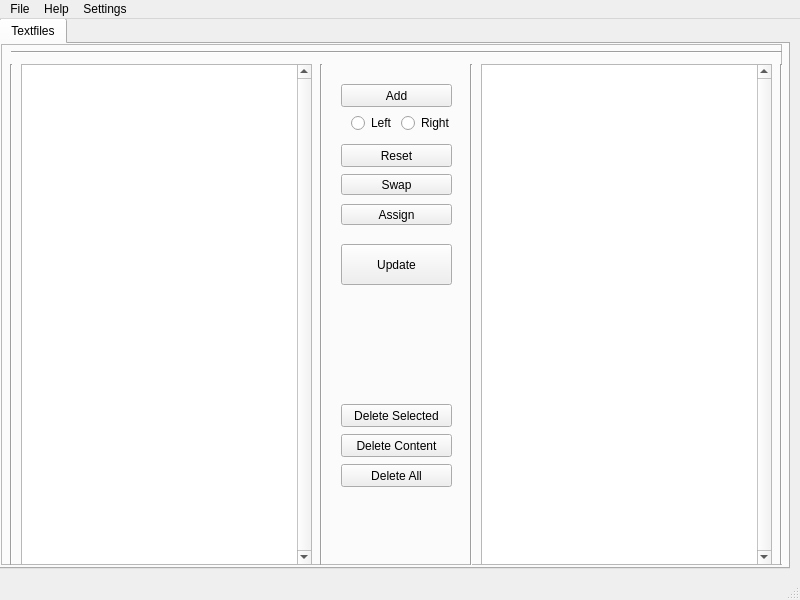
Before: the Qt Designer form resources/uis/main.ui in witheria/StreamHelper.py, drawn with Qt 5.
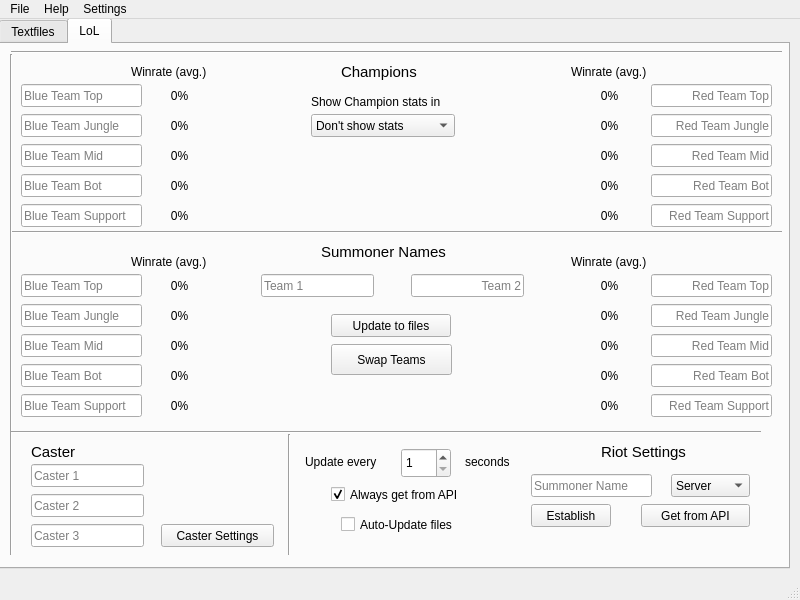
After: the same form once the commit is applied. Icons and pictures are not drawn.

```diff
--- a/resources/uis/main.ui
+++ b/resources/uis/main.ui
@@ -57,7 +57,7 @@
         <string>LoL Overlay</string>
        </property>
        <property name="currentIndex">
-        <number>0</number>
+        <number>1</number>
        </property>
        <property name="documentMode">
         <bool>false</bool>
@@ -401,6 +401,1105 @@
          <zorder>addright</zorder>
         </widget>
        </widget>
+       <widget class="QWidget" name="tab_2">
+        <attribute name="title">
+         <string>LoL</string>
+        </attribute>
+        <widget class="QLineEdit" name="Caster3_2">
+         <property name="geometry">
+          <rect>
+           <x>530</x>
+           <y>430</y>
+           <width>121</width>
+           <height>23</height>
+          </rect>
+         </property>
+         <property name="placeholderText">
+          <string>Summoner Name</string>
+         </property>
+        </widget>
+        <widget class="QLineEdit" name="RedBot_2">
+         <property name="geometry">
+          <rect>
+           <x>650</x>
+           <y>130</y>
+           <width>121</width>
+           <height>23</height>
+          </rect>
+         </property>
+         <property name="alignment">
+          <set>Qt::AlignRight|Qt::AlignTrailing|Qt::AlignVCenter</set>
+         </property>
+         <property name="placeholderText">
+          <string>Red Team Bot</string>
+         </property>
+        </widget>
+        <widget class="QLineEdit" name="BlueTop">
+         <property name="geometry">
+          <rect>
+           <x>20</x>
+           <y>230</y>
+           <width>121</width>
+           <height>23</height>
+          </rect>
+         </property>
+         <property name="placeholderText">
+          <string>Blue Team Top</string>
+         </property>
+        </widget>
+        <widget class="QLineEdit" name="RedTop">
+         <property name="geometry">
+          <rect>
+           <x>650</x>
+           <y>230</y>
+           <width>121</width>
+           <height>23</height>
+          </rect>
+         </property>
+         <property name="alignment">
+          <set>Qt::AlignRight|Qt::AlignTrailing|Qt::AlignVCenter</set>
+         </property>
+         <property name="placeholderText">
+          <string>Red Team Top</string>
+         </property>
+        </widget>
+        <widget class="QLabel" name="Area_1">
+         <property name="geometry">
+          <rect>
+           <x>340</x>
+           <y>20</y>
+           <width>101</width>
+           <height>16</height>
+          </rect>
+         </property>
+         <property name="font">
+          <font>
+           <pointsize>11</pointsize>
+          </font>
+         </property>
+         <property name="text">
+          <string>Champions</string>
+         </property>
+        </widget>
+        <widget class="QCheckBox" name="APIAuto">
+         <property name="geometry">
+          <rect>
+           <x>330</x>
+           <y>440</y>
+           <width>151</width>
+           <height>21</height>
+          </rect>
+         </property>
+         <property name="text">
+          <string>Always get from API</string>
+         </property>
+         <property name="checked">
+          <bool>true</bool>
+         </property>
+        </widget>
+        <widget class="Line" name="line_horEdge">
+         <property name="geometry">
+          <rect>
+           <x>10</x>
+           <y>0</y>
+           <width>771</width>
+           <height>16</height>
+          </rect>
+         </property>
+         <property name="orientation">
+          <enum>Qt::Horizontal</enum>
+         </property>
+        </widget>
+        <widget class="QComboBox" name="statsSelect">
+         <property name="geometry">
+          <rect>
+           <x>310</x>
+           <y>70</y>
+           <width>144</width>
+           <height>23</height>
+          </rect>
+         </property>
+         <item>
+          <property name="text">
+           <string>Don't show stats</string>
+          </property>
+         </item>
+         <item>
+          <property name="text">
+           <string>Extra file</string>
+          </property>
+         </item>
+         <item>
+          <property name="text">
+           <string>Same file - After Champion</string>
+          </property>
+         </item>
+         <item>
+          <property name="text">
+           <string>Same file - Before Champion</string>
+          </property>
+         </item>
+        </widget>
+        <widget class="QLineEdit" name="RedSup_2">
+         <property name="geometry">
+          <rect>
+           <x>650</x>
+           <y>160</y>
+           <width>121</width>
+           <height>23</height>
+          </rect>
+         </property>
+         <property name="alignment">
+          <set>Qt::AlignRight|Qt::AlignTrailing|Qt::AlignVCenter</set>
+         </property>
+         <property name="placeholderText">
+          <string>Red Team Support</string>
+         </property>
+        </widget>
+        <widget class="QLineEdit" name="Caster3">
+         <property name="geometry">
+          <rect>
+           <x>30</x>
+           <y>480</y>
+           <width>113</width>
+           <height>23</height>
+          </rect>
+         </property>
+         <property name="placeholderText">
+          <string>Caster 3</string>
+         </property>
+        </widget>
+        <widget class="QLineEdit" name="BlueJgl_2">
+         <property name="geometry">
+          <rect>
+           <x>20</x>
+           <y>70</y>
+           <width>121</width>
+           <height>23</height>
+          </rect>
+         </property>
+         <property name="placeholderText">
+          <string>Blue Team Jungle</string>
+         </property>
+        </widget>
+        <widget class="QLineEdit" name="Caster2">
+         <property name="geometry">
+          <rect>
+           <x>30</x>
+           <y>450</y>
+           <width>113</width>
+           <height>23</height>
+          </rect>
+         </property>
+         <property name="placeholderText">
+          <string>Caster 2</string>
+         </property>
+        </widget>
+        <widget class="QLineEdit" name="RedJgl">
+         <property name="geometry">
+          <rect>
+           <x>650</x>
+           <y>260</y>
+           <width>121</width>
+           <height>23</height>
+          </rect>
+         </property>
+         <property name="alignment">
+          <set>Qt::AlignRight|Qt::AlignTrailing|Qt::AlignVCenter</set>
+         </property>
+         <property name="placeholderText">
+          <string>Red Team Jungle</string>
+         </property>
+        </widget>
+        <widget class="QLabel" name="Area_2">
+         <property name="geometry">
+          <rect>
+           <x>320</x>
+           <y>200</y>
+           <width>161</width>
+           <height>16</height>
+          </rect>
+         </property>
+         <property name="font">
+          <font>
+           <pointsize>11</pointsize>
+           <weight>50</weight>
+           <bold>false</bold>
+          </font>
+         </property>
+         <property name="text">
+          <string>Summoner Names</string>
+         </property>
+        </widget>
+        <widget class="QCheckBox" name="UpdateAuto">
+         <property name="geometry">
+          <rect>
+           <x>340</x>
+           <y>470</y>
+           <width>141</width>
+           <height>21</height>
+          </rect>
+         </property>
+         <property name="text">
+          <string>Auto-Update files</string>
+         </property>
+        </widget>
+        <widget class="QLineEdit" name="BlueSup_2">
+         <property name="geometry">
+          <rect>
+           <x>20</x>
+           <y>160</y>
+           <width>121</width>
+           <height>23</height>
+          </rect>
+         </property>
+         <property name="placeholderText">
+          <string>Blue Team Support</string>
+         </property>
+        </widget>
+        <widget class="QLineEdit" name="RedBot">
+         <property name="geometry">
+          <rect>
+           <x>650</x>
+           <y>320</y>
+           <width>121</width>
+           <height>23</height>
+          </rect>
+         </property>
+         <property name="alignment">
+          <set>Qt::AlignRight|Qt::AlignTrailing|Qt::AlignVCenter</set>
+         </property>
+         <property name="placeholderText">
+          <string>Red Team Bot</string>
+         </property>
+        </widget>
+        <widget class="QLineEdit" name="Caster1">
+         <property name="geometry">
+          <rect>
+           <x>30</x>
+           <y>420</y>
+           <width>113</width>
+           <height>23</height>
+          </rect>
+         </property>
+         <property name="placeholderText">
+          <string>Caster 1</string>
+         </property>
+        </widget>
+        <widget class="QComboBox" name="ServerSelect">
+         <property name="geometry">
+          <rect>
+           <x>670</x>
+           <y>430</y>
+           <width>79</width>
+           <height>23</height>
+          </rect>
+         </property>
+         <item>
+          <property name="text">
+           <string>Server</string>
+          </property>
+         </item>
+         <item>
+          <property name="text">
+           <string>EUW</string>
+          </property>
+         </item>
+         <item>
+          <property name="text">
+           <string>EUNE</string>
+          </property>
+         </item>
+         <item>
+          <property name="text">
+           <string>NA</string>
+          </property>
+         </item>
+        </widget>
+        <widget class="Line" name="line_horTeams">
+         <property name="geometry">
+          <rect>
+           <x>10</x>
+           <y>180</y>
+           <width>771</width>
+           <height>16</height>
+          </rect>
+         </property>
+         <property name="orientation">
+          <enum>Qt::Horizontal</enum>
+         </property>
+        </widget>
+        <widget class="QLineEdit" name="RedTop_2">
+         <property name="geometry">
+          <rect>
+           <x>650</x>
+           <y>40</y>
+           <width>121</width>
+           <height>23</height>
+          </rect>
+         </property>
+         <property name="alignment">
+          <set>Qt::AlignRight|Qt::AlignTrailing|Qt::AlignVCenter</set>
+         </property>
+         <property name="placeholderText">
+          <string>Red Team Top</string>
+         </property>
+        </widget>
+        <widget class="QLineEdit" name="RedJgl_2">
+         <property name="geometry">
+          <rect>
+           <x>650</x>
+           <y>70</y>
+           <width>121</width>
+           <height>23</height>
+          </rect>
+         </property>
+         <property name="alignment">
+          <set>Qt::AlignRight|Qt::AlignTrailing|Qt::AlignVCenter</set>
+         </property>
+         <property name="placeholderText">
+          <string>Red Team Jungle</string>
+         </property>
+        </widget>
+        <widget class="QPushButton" name="pushButton">
+         <property name="geometry">
+          <rect>
+           <x>160</x>
+           <y>480</y>
+           <width>113</width>
+           <height>23</height>
+          </rect>
+         </property>
+         <property name="text">
+          <string>Caster Settings</string>
+         </property>
+        </widget>
+        <widget class="QLineEdit" name="BlueBot">
+         <property name="geometry">
+          <rect>
+           <x>20</x>
+           <y>320</y>
+           <width>121</width>
+           <height>23</height>
+          </rect>
+         </property>
+         <property name="placeholderText">
+          <string>Blue Team Bot</string>
+         </property>
+        </widget>
+        <widget class="QPushButton" name="GetAPI">
+         <property name="geometry">
+          <rect>
+           <x>640</x>
+           <y>460</y>
+           <width>109</width>
+           <height>23</height>
+          </rect>
+         </property>
+         <property name="text">
+          <string>Get from API</string>
+         </property>
+        </widget>
+        <widget class="Line" name="line_6">
+         <property name="geometry">
+          <rect>
+           <x>280</x>
+           <y>390</y>
+           <width>16</width>
+           <height>121</height>
+          </rect>
+         </property>
+         <property name="orientation">
+          <enum>Qt::Vertical</enum>
+         </property>
+        </widget>
+        <widget class="QLabel" name="Area_3">
+         <property name="geometry">
+          <rect>
+           <x>30</x>
+           <y>400</y>
+           <width>161</width>
+           <height>16</height>
+          </rect>
+         </property>
+         <property name="font">
+          <font>
+           <pointsize>11</pointsize>
+          </font>
+         </property>
+         <property name="text">
+          <string>Caster</string>
+         </property>
+        </widget>
+        <widget class="Line" name="line_vertEdge">
+         <property name="geometry">
+          <rect>
+           <x>0</x>
+           <y>10</y>
+           <width>21</width>
+           <height>501</height>
+          </rect>
+         </property>
+         <property name="orientation">
+          <enum>Qt::Vertical</enum>
+         </property>
+        </widget>
+        <widget class="QLabel" name="label">
+         <property name="geometry">
+          <rect>
+           <x>304</x>
+           <y>410</y>
+           <width>81</width>
+           <height>16</height>
+          </rect>
+         </property>
+         <property name="text">
+          <string>Update every</string>
+         </property>
+        </widget>
+        <widget class="QPushButton" name="updateLoL">
+         <property name="geometry">
+          <rect>
+           <x>330</x>
+           <y>270</y>
+           <width>120</width>
+           <height>23</height>
+          </rect>
+         </property>
+         <property name="text">
+          <string>Update to files</string>
+         </property>
+        </widget>
+        <widget class="QLineEdit" name="Team1">
+         <property name="geometry">
+          <rect>
+           <x>260</x>
+           <y>230</y>
+           <width>113</width>
+           <height>23</height>
+          </rect>
+         </property>
+         <property name="placeholderText">
+          <string>Team 1</string>
+         </property>
+        </widget>
+        <widget class="QLineEdit" name="BlueSup">
+         <property name="geometry">
+          <rect>
+           <x>20</x>
+           <y>350</y>
+           <width>121</width>
+           <height>23</height>
+          </rect>
+         </property>
+         <property name="placeholderText">
+          <string>Blue Team Support</string>
+         </property>
+        </widget>
+        <widget class="QLabel" name="label_3">
+         <property name="geometry">
+          <rect>
+           <x>310</x>
+           <y>50</y>
+           <width>161</width>
+           <height>16</height>
+          </rect>
+         </property>
+         <property name="text">
+          <string>Show Champion stats in</string>
+         </property>
+        </widget>
+        <widget class="QSpinBox" name="updateTime">
+         <property name="geometry">
+          <rect>
+           <x>400</x>
+           <y>404</y>
+           <width>50</width>
+           <height>30</height>
+          </rect>
+         </property>
+         <property name="minimum">
+          <number>1</number>
+         </property>
+         <property name="maximum">
+          <number>999</number>
+         </property>
+        </widget>
+        <widget class="QLineEdit" name="RedMid_2">
+         <property name="geometry">
+          <rect>
+           <x>650</x>
+           <y>100</y>
+           <width>121</width>
+           <height>23</height>
+          </rect>
+         </property>
+         <property name="alignment">
+          <set>Qt::AlignRight|Qt::AlignTrailing|Qt::AlignVCenter</set>
+         </property>
+         <property name="placeholderText">
+          <string>Red Team Mid</string>
+         </property>
+        </widget>
+        <widget class="QLineEdit" name="RedSup">
+         <property name="geometry">
+          <rect>
+           <x>650</x>
+           <y>350</y>
+           <width>121</width>
+           <height>23</height>
+          </rect>
+         </property>
+         <property name="alignment">
+          <set>Qt::AlignRight|Qt::AlignTrailing|Qt::AlignVCenter</set>
+         </property>
+         <property name="placeholderText">
+          <string>Red Team Support</string>
+         </property>
+        </widget>
+        <widget class="QLineEdit" name="BlueTop_2">
+         <property name="geometry">
+          <rect>
+           <x>20</x>
+           <y>40</y>
+           <width>121</width>
+           <height>23</height>
+          </rect>
+         </property>
+         <property name="placeholderText">
+          <string>Blue Team Top</string>
+         </property>
+        </widget>
+        <widget class="QLineEdit" name="BlueMid_2">
+         <property name="geometry">
+          <rect>
+           <x>20</x>
+           <y>100</y>
+           <width>121</width>
+           <height>23</height>
+          </rect>
+         </property>
+         <property name="placeholderText">
+          <string>Blue Team Mid</string>
+         </property>
+        </widget>
+        <widget class="QPushButton" name="pushButton_2">
+         <property name="geometry">
+          <rect>
+           <x>530</x>
+           <y>460</y>
+           <width>80</width>
+           <height>23</height>
+          </rect>
+         </property>
+         <property name="text">
+          <string>Establish</string>
+         </property>
+        </widget>
+        <widget class="QLineEdit" name="BlueBot_2">
+         <property name="geometry">
+          <rect>
+           <x>20</x>
+           <y>130</y>
+           <width>121</width>
+           <height>23</height>
+          </rect>
+         </property>
+         <property name="placeholderText">
+          <string>Blue Team Bot</string>
+         </property>
+        </widget>
+        <widget class="QLabel" name="Area_4">
+         <property name="geometry">
+          <rect>
+           <x>600</x>
+           <y>400</y>
+           <width>161</width>
+           <height>16</height>
+          </rect>
+         </property>
+         <property name="font">
+          <font>
+           <pointsize>11</pointsize>
+          </font>
+         </property>
+         <property name="text">
+          <string>Riot Settings </string>
+         </property>
+        </widget>
+        <widget class="QLineEdit" name="BlueMid">
+         <property name="geometry">
+          <rect>
+           <x>20</x>
+           <y>290</y>
+           <width>121</width>
+           <height>23</height>
+          </rect>
+         </property>
+         <property name="placeholderText">
+          <string>Blue Team Mid</string>
+         </property>
+        </widget>
+        <widget class="QLineEdit" name="Team2">
+         <property name="geometry">
+          <rect>
+           <x>410</x>
+           <y>230</y>
+           <width>113</width>
+           <height>23</height>
+          </rect>
+         </property>
+         <property name="layoutDirection">
+          <enum>Qt::RightToLeft</enum>
+         </property>
+         <property name="alignment">
+          <set>Qt::AlignRight|Qt::AlignTrailing|Qt::AlignVCenter</set>
+         </property>
+         <property name="placeholderText">
+          <string>Team 2</string>
+         </property>
+        </widget>
+        <widget class="Line" name="line_horCast">
+         <property name="geometry">
+          <rect>
+           <x>10</x>
+           <y>380</y>
+           <width>750</width>
+           <height>16</height>
+          </rect>
+         </property>
+         <property name="orientation">
+          <enum>Qt::Horizontal</enum>
+         </property>
+        </widget>
+        <widget class="QLineEdit" name="BlueJgl">
+         <property name="geometry">
+          <rect>
+           <x>20</x>
+           <y>260</y>
+           <width>121</width>
+           <height>23</height>
+          </rect>
+         </property>
+         <property name="placeholderText">
+          <string>Blue Team Jungle</string>
+         </property>
+        </widget>
+        <widget class="QLineEdit" name="RedMid">
+         <property name="geometry">
+          <rect>
+           <x>650</x>
+           <y>290</y>
+           <width>121</width>
+           <height>23</height>
+          </rect>
+         </property>
+         <property name="alignment">
+          <set>Qt::AlignRight|Qt::AlignTrailing|Qt::AlignVCenter</set>
+         </property>
+         <property name="placeholderText">
+          <string>Red Team Mid</string>
+         </property>
+        </widget>
+        <widget class="QLabel" name="label_2">
+         <property name="geometry">
+          <rect>
+           <x>464</x>
+           <y>410</y>
+           <width>57</width>
+           <height>15</height>
+          </rect>
+         </property>
+         <property name="text">
+          <string>seconds</string>
+         </property>
+        </widget>
+        <widget class="QLabel" name="label_4">
+         <property name="geometry">
+          <rect>
+           <x>130</x>
+           <y>20</y>
+           <width>91</width>
+           <height>16</height>
+          </rect>
+         </property>
+         <property name="text">
+          <string>Winrate (avg.)</string>
+         </property>
+        </widget>
+        <widget class="QLabel" name="label_5">
+         <property name="geometry">
+          <rect>
+           <x>570</x>
+           <y>20</y>
+           <width>91</width>
+           <height>16</height>
+          </rect>
+         </property>
+         <property name="text">
+          <string>Winrate (avg.)</string>
+         </property>
+        </widget>
+        <widget class="QPushButton" name="pushButton_7">
+         <property name="geometry">
+          <rect>
+           <x>330</x>
+           <y>300</y>
+           <width>121</width>
+           <height>31</height>
+          </rect>
+         </property>
+         <property name="text">
+          <string>Swap Teams</string>
+         </property>
+        </widget>
+        <widget class="QLabel" name="winratebtop">
+         <property name="geometry">
+          <rect>
+           <x>150</x>
+           <y>44</y>
+           <width>57</width>
+           <height>15</height>
+          </rect>
+         </property>
+         <property name="text">
+          <string>0%</string>
+         </property>
+         <property name="alignment">
+          <set>Qt::AlignCenter</set>
+         </property>
+        </widget>
+        <widget class="QLabel" name="winratebjgl">
+         <property name="geometry">
+          <rect>
+           <x>150</x>
+           <y>74</y>
+           <width>57</width>
+           <height>15</height>
+          </rect>
+         </property>
+         <property name="text">
+          <string>0%</string>
+         </property>
+         <property name="alignment">
+          <set>Qt::AlignCenter</set>
+         </property>
+        </widget>
+        <widget class="QLabel" name="winratebmid">
+         <property name="geometry">
+          <rect>
+           <x>150</x>
+           <y>104</y>
+           <width>57</width>
+           <height>15</height>
+          </rect>
+         </property>
+         <property name="text">
+          <string>0%</string>
+         </property>
+         <property name="alignment">
+          <set>Qt::AlignCenter</set>
+         </property>
+        </widget>
+        <widget class="QLabel" name="winratebbot">
+         <property name="geometry">
+          <rect>
+           <x>150</x>
+           <y>134</y>
+           <width>57</width>
+           <height>15</height>
+          </rect>
+         </property>
+         <property name="text">
+          <string>0%</string>
+         </property>
+         <property name="alignment">
+          <set>Qt::AlignCenter</set>
+         </property>
+        </widget>
+        <widget class="QLabel" name="winratebsup">
+         <property name="geometry">
+          <rect>
+           <x>150</x>
+           <y>164</y>
+           <width>57</width>
+           <height>15</height>
+          </rect>
+         </property>
+         <property name="text">
+          <string>0%</string>
+         </property>
+         <property name="alignment">
+          <set>Qt::AlignCenter</set>
+         </property>
+        </widget>
+        <widget class="QLabel" name="winraterbot">
+         <property name="geometry">
+          <rect>
+           <x>580</x>
+           <y>134</y>
+           <width>57</width>
+           <height>15</height>
+          </rect>
+         </property>
+         <property name="text">
+          <string>0%</string>
+         </property>
+         <property name="alignment">
+          <set>Qt::AlignCenter</set>
+         </property>
+        </widget>
+        <widget class="QLabel" name="winraterjgl">
+         <property name="geometry">
+          <rect>
+           <x>580</x>
+           <y>74</y>
+           <width>57</width>
+           <height>15</height>
+          </rect>
+         </property>
+         <property name="text">
+          <string>0%</string>
+         </property>
+         <property name="alignment">
+          <set>Qt::AlignCenter</set>
+         </property>
+        </widget>
+        <widget class="QLabel" name="winratersup">
+         <property name="geometry">
+          <rect>
+           <x>580</x>
+           <y>164</y>
+           <width>57</width>
+           <height>15</height>
+          </rect>
+         </property>
+         <property name="text">
+          <string>0%</string>
+         </property>
+         <property name="alignment">
+          <set>Qt::AlignCenter</set>
+         </property>
+        </widget>
+        <widget class="QLabel" name="winratertop">
+         <property name="geometry">
+          <rect>
+           <x>580</x>
+           <y>44</y>
+           <width>57</width>
+           <height>15</height>
+          </rect>
+         </property>
+         <property name="text">
+          <string>0%</string>
+         </property>
+         <property name="alignment">
+          <set>Qt::AlignCenter</set>
+         </property>
+        </widget>
+        <widget class="QLabel" name="winratermid">
+         <property name="geometry">
+          <rect>
+           <x>580</x>
+           <y>104</y>
+           <width>57</width>
+           <height>15</height>
+          </rect>
+         </property>
+         <property name="text">
+          <string>0%</string>
+         </property>
+         <property name="alignment">
+          <set>Qt::AlignCenter</set>
+         </property>
+        </widget>
+        <widget class="QLabel" name="winratebbot_2">
+         <property name="geometry">
+          <rect>
+           <x>150</x>
+           <y>324</y>
+           <width>57</width>
+           <height>15</height>
+          </rect>
+         </property>
+         <property name="text">
+          <string>0%</string>
+         </property>
+         <property name="alignment">
+          <set>Qt::AlignCenter</set>
+         </property>
+        </widget>
+        <widget class="QLabel" name="winraterbot_2">
+         <property name="geometry">
+          <rect>
+           <x>580</x>
+           <y>324</y>
+           <width>57</width>
+           <height>15</height>
+          </rect>
+         </property>
+         <property name="text">
+          <string>0%</string>
+         </property>
+         <property name="alignment">
+          <set>Qt::AlignCenter</set>
+         </property>
+        </widget>
+        <widget class="QLabel" name="winratebjgl_2">
+         <property name="geometry">
+          <rect>
+           <x>150</x>
+           <y>264</y>
+           <width>57</width>
+           <height>15</height>
+          </rect>
+         </property>
+         <property name="text">
+          <string>0%</string>
+         </property>
+         <property name="alignment">
+          <set>Qt::AlignCenter</set>
+         </property>
+        </widget>
+        <widget class="QLabel" name="winratertop_2">
+         <property name="geometry">
+          <rect>
+           <x>580</x>
+           <y>234</y>
+           <width>57</width>
+           <height>15</height>
+          </rect>
+         </property>
+         <property name="text">
+          <string>0%</string>
+         </property>
+         <property name="alignment">
+          <set>Qt::AlignCenter</set>
+         </property>
+        </widget>
+        <widget class="QLabel" name="winratebsup_2">
+         <property name="geometry">
+          <rect>
+           <x>150</x>
+           <y>354</y>
+           <width>57</width>
+           <height>15</height>
+          </rect>
+         </property>
+         <property name="text">
+          <string>0%</string>
+         </property>
+         <property name="alignment">
+          <set>Qt::AlignCenter</set>
+         </property>
+        </widget>
+        <widget class="QLabel" name="winratermid_2">
+         <property name="geometry">
+          <rect>
+           <x>580</x>
+           <y>294</y>
+           <width>57</width>
+           <height>15</height>
+          </rect>
+         </property>
+         <property name="text">
+          <string>0%</string>
+         </property>
+         <property name="alignment">
+          <set>Qt::AlignCenter</set>
+         </property>
+        </widget>
+        <widget class="QLabel" name="winratersup_2">
+         <property name="geometry">
+          <rect>
+           <x>580</x>
+           <y>354</y>
+           <width>57</width>
+           <height>15</height>
+          </rect>
+         </property>
+         <property name="text">
+          <string>0%</string>
+         </property>
+         <property name="alignment">
+          <set>Qt::AlignCenter</set>
+         </property>
+        </widget>
+        <widget class="QLabel" name="winratebtop_2">
+         <property name="geometry">
+          <rect>
+           <x>150</x>
+           <y>234</y>
+           <width>57</width>
+           <height>15</height>
+          </rect>
+         </property>
+         <property name="text">
+          <string>0%</string>
+         </property>
+         <property name="alignment">
+          <set>Qt::AlignCenter</set>
+         </property>
+        </widget>
+        <widget class="QLabel" name="winraterjgl_2">
+         <property name="geometry">
+          <rect>
+           <x>580</x>
+           <y>264</y>
+           <width>57</width>
+           <height>15</height>
+          </rect>
+         </property>
+         <property name="text">
+          <string>0%</string>
+         </property>
+         <property name="alignment">
+          <set>Qt::AlignCenter</set>
+         </property>
+        </widget>
+        <widget class="QLabel" name="winratebmid_2">
+         <property name="geometry">
+          <rect>
+           <x>150</x>
+           <y>294</y>
+           <width>57</width>
+           <height>15</height>
+          </rect>
+         </property>
+         <property name="text">
+          <string>0%</string>
+         </property>
+         <property name="alignment">
+          <set>Qt::AlignCenter</set>
+         </property>
+        </widget>
+        <widget class="QLabel" name="label_11">
+         <property name="geometry">
+          <rect>
+           <x>570</x>
+           <y>210</y>
+           <width>91</width>
+           <height>16</height>
+          </rect>
+         </property>
+         <property name="text">
+          <string>Winrate (avg.)</string>
+         </property>
+        </widget>
+        <widget class="QLabel" name="label_12">
+         <property name="geometry">
+          <rect>
+           <x>130</x>
+           <y>210</y>
+           <width>91</width>
+           <height>16</height>
+          </rect>
+         </property>
+         <property name="text">
+          <string>Winrate (avg.)</string>
+         </property>
+        </widget>
+       </widget>
       </widget>
      </item>
     </layout>
```
Left out of the diff: 26 changed lines with no effect on the pictures.
